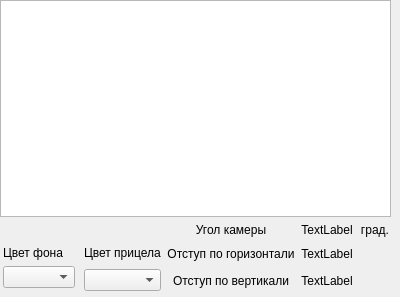
The window that client.ui (lexafonov/Aim) describes before a commit, drawn with Qt 5.
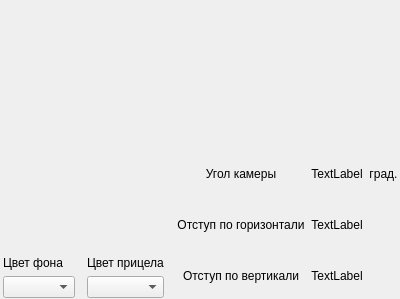
The same window after the commit.

The edit to the form file:
```diff
--- a/client.ui
+++ b/client.ui
@@ -7,159 +7,212 @@
     <x>0</x>
     <y>0</y>
     <width>400</width>
-    <height>297</height>
+    <height>299</height>
    </rect>
   </property>
   <property name="windowTitle">
    <string>Клиент</string>
   </property>
-  <widget class="QWidget" name="verticalLayoutWidget">
+  <widget class="QWidget" name="verticalLayoutWidget_2">
    <property name="geometry">
     <rect>
      <x>0</x>
      <y>0</y>
-     <width>391</width>
-     <height>291</height>
+     <width>401</width>
+     <height>301</height>
     </rect>
    </property>
-   <layout class="QVBoxLayout" name="verticalLayout">
+   <layout class="QVBoxLayout" name="verticalLayout_4">
+    <property name="spacing">
+     <number>6</number>
+    </property>
+    <property name="sizeConstraint">
+     <enum>QLayout::SetNoConstraint</enum>
+    </property>
+    <property name="leftMargin">
+     <number>3</number>
+    </property>
+    <property name="topMargin">
+     <number>3</number>
+    </property>
+    <property name="rightMargin">
+     <number>3</number>
+    </property>
+    <property name="bottomMargin">
+     <number>3</number>
+    </property>
     <item>
-     <layout class="QHBoxLayout" name="horizontalLayout">
+     <spacer name="verticalSpacer_3">
+      <property name="orientation">
+       <enum>Qt::Vertical</enum>
+      </property>
+      <property name="sizeHint" stdset="0">
+       <size>
+        <width>20</width>
+        <height>40</height>
+       </size>
+      </property>
+     </spacer>
+    </item>
+    <item>
+     <layout class="QHBoxLayout" name="horizontalLayoutSettings">
       <item>
-       <layout class="QGridLayout" name="gridLayout">
-        <item row="2" column="2">
-         <widget class="QLabel" name="LblOtH">
-          <property name="text">
-           <string>Отступ по горизонтали</string>
+       <layout class="QVBoxLayout" name="verticalLayout_5">
+        <item>
+         <spacer name="verticalSpacer_2">
+          <property name="orientation">
+           <enum>Qt::Vertical</enum>
           </property>
-          <property name="alignment">
-           <set>Qt::AlignCenter</set>
+          <property name="sizeHint" stdset="0">
+           <size>
+            <width>20</width>
+            <height>40</height>
+           </size>
           </property>
-         </widget>
+         </spacer>
         </item>
-        <item row="2" column="3">
-         <widget class="QLabel" name="OtHLbl">
+        <item>
+         <widget class="QLabel" name="label">
           <property name="text">
-           <string>TextLabel</string>
+           <string>Цвет фона</string>
           </property>
-          <property name="alignment">
-           <set>Qt::AlignCenter</set>
-          </property>
          </widget>
         </item>
-        <item row="3" column="2">
-         <widget class="QLabel" name="LblOtV">
-          <property name="text">
-           <string>Отступ по вертикали</string>
+        <item>
+         <widget class="QComboBox" name="comboBoxColorF">
+          <property name="currentIndex">
+           <number>-1</number>
           </property>
-          <property name="alignment">
-           <set>Qt::AlignCenter</set>
-          </property>
          </widget>
         </item>
-        <item row="0" column="0" colspan="5">
-         <widget class="QGraphicsView" name="graphicsView">
-          <property name="backgroundBrush">
-           <brush brushstyle="SolidPattern">
-            <color alpha="255">
-             <red>100</red>
-             <green>110</green>
-             <blue>110</blue>
-            </color>
-           </brush>
+       </layout>
+      </item>
+      <item>
+       <spacer name="horizontalSpacer_5">
+        <property name="orientation">
+         <enum>Qt::Horizontal</enum>
+        </property>
+        <property name="sizeHint" stdset="0">
+         <size>
+          <width>40</width>
+          <height>20</height>
+         </size>
+        </property>
+       </spacer>
+      </item>
+      <item>
+       <layout class="QVBoxLayout" name="verticalLayout_6">
+        <item>
+         <spacer name="verticalSpacer">
+          <property name="orientation">
+           <enum>Qt::Vertical</enum>
           </property>
-          <property name="foregroundBrush">
-           <brush brushstyle="SolidPattern">
-            <color alpha="255">
-             <red>0</red>
-             <green>0</green>
-             <blue>0</blue>
-            </color>
-           </brush>
+          <property name="sizeHint" stdset="0">
+           <size>
+            <width>20</width>
+            <height>40</height>
+           </size>
           </property>
-         </widget>
+         </spacer>
         </item>
-        <item row="1" column="2">
-         <widget class="QLabel" name="LblAngle">
+        <item>
+         <widget class="QLabel" name="label_2">
           <property name="text">
-           <string>Угол камеры</string>
+           <string>Цвет прицела</string>
           </property>
-          <property name="alignment">
-           <set>Qt::AlignCenter</set>
-          </property>
          </widget>
         </item>
-        <item row="2" column="0" rowspan="2">
-         <layout class="QVBoxLayout" name="verticalLayout_2">
-          <property name="leftMargin">
-           <number>3</number>
-          </property>
-          <property name="topMargin">
-           <number>3</number>
-          </property>
-          <property name="rightMargin">
-           <number>3</number>
-          </property>
-          <property name="bottomMargin">
-           <number>3</number>
-          </property>
-          <item>
-           <widget class="QLabel" name="label">
+        <item>
+         <widget class="QComboBox" name="comboBoxAim"/>
+        </item>
+       </layout>
+      </item>
+      <item>
+       <spacer name="horizontalSpacer">
+        <property name="orientation">
+         <enum>Qt::Horizontal</enum>
+        </property>
+        <property name="sizeHint" stdset="0">
+         <size>
+          <width>40</width>
+          <height>20</height>
+         </size>
+        </property>
+       </spacer>
+      </item>
+      <item>
+       <layout class="QHBoxLayout" name="horizontalLayout">
+        <item>
+         <layout class="QGridLayout" name="gridLayout">
+          <item row="1" column="2">
+           <widget class="QLabel" name="label_3">
             <property name="text">
-             <string>Цвет фона</string>
+             <string>град.</string>
             </property>
+            <property name="alignment">
+             <set>Qt::AlignCenter</set>
+            </property>
            </widget>
           </item>
-          <item>
-           <widget class="QComboBox" name="comboBoxColorF">
-            <property name="currentIndex">
-             <number>-1</number>
+          <item row="1" column="1">
+           <widget class="QLabel" name="AngleLbl">
+            <property name="text">
+             <string>TextLabel</string>
             </property>
+            <property name="alignment">
+             <set>Qt::AlignCenter</set>
+            </property>
            </widget>
           </item>
-         </layout>
-        </item>
-        <item row="1" column="4">
-         <widget class="QLabel" name="label_3">
-          <property name="text">
-           <string>град.</string>
-          </property>
-          <property name="alignment">
-           <set>Qt::AlignCenter</set>
-          </property>
-         </widget>
-        </item>
-        <item row="3" column="3">
-         <widget class="QLabel" name="OtVLbl">
-          <property name="text">
-           <string>TextLabel</string>
-          </property>
-          <property name="alignment">
-           <set>Qt::AlignCenter</set>
-          </property>
-         </widget>
-        </item>
-        <item row="1" column="3">
-         <widget class="QLabel" name="AngleLbl">
-          <property name="text">
-           <string>TextLabel</string>
-          </property>
-          <property name="alignment">
-           <set>Qt::AlignCenter</set>
-          </property>
-         </widget>
-        </item>
-        <item row="2" column="1" rowspan="2">
-         <layout class="QVBoxLayout" name="verticalLayout_3">
-          <item>
-           <widget class="QLabel" name="label_2">
+          <item row="2" column="0">
+           <widget class="QLabel" name="LblOtH">
             <property name="text">
-             <string>Цвет прицела</string>
+             <string>Отступ по горизонтали</string>
             </property>
+            <property name="alignment">
+             <set>Qt::AlignCenter</set>
+            </property>
            </widget>
           </item>
-          <item>
-           <widget class="QComboBox" name="comboBoxAim"/>
+          <item row="1" column="0">
+           <widget class="QLabel" name="LblAngle">
+            <property name="text">
+             <string>Угол камеры</string>
+            </property>
+            <property name="alignment">
+             <set>Qt::AlignCenter</set>
+            </property>
+           </widget>
+          </item>
+          <item row="2" column="1">
+           <widget class="QLabel" name="OtHLbl">
+            <property name="text">
+             <string>TextLabel</string>
+            </property>
+            <property name="alignment">
+             <set>Qt::AlignCenter</set>
+            </property>
+           </widget>
+          </item>
+          <item row="3" column="0">
+           <widget class="QLabel" name="LblOtV">
+            <property name="text">
+             <string>Отступ по вертикали</string>
+            </property>
+            <property name="alignment">
+             <set>Qt::AlignCenter</set>
+            </property>
+           </widget>
+          </item>
+          <item row="3" column="1">
+           <widget class="QLabel" name="OtVLbl">
+            <property name="text">
+             <string>TextLabel</string>
+            </property>
+            <property name="alignment">
+             <set>Qt::AlignCenter</set>
+            </property>
+           </widget>
           </item>
          </layout>
         </item>
```
